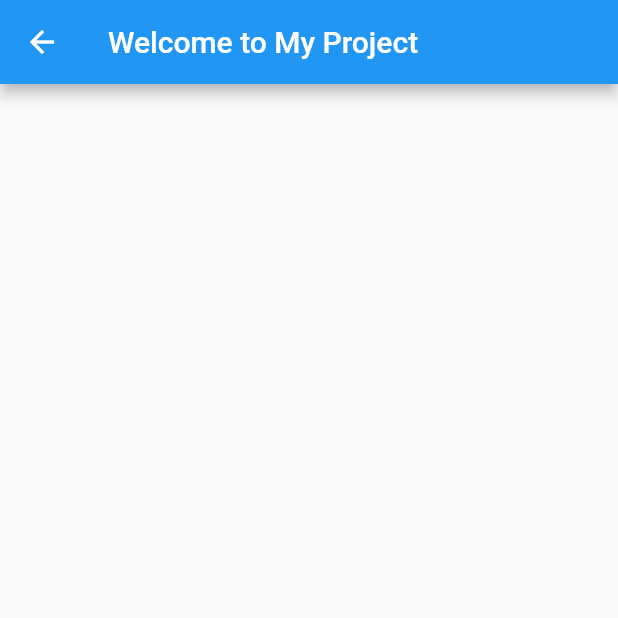
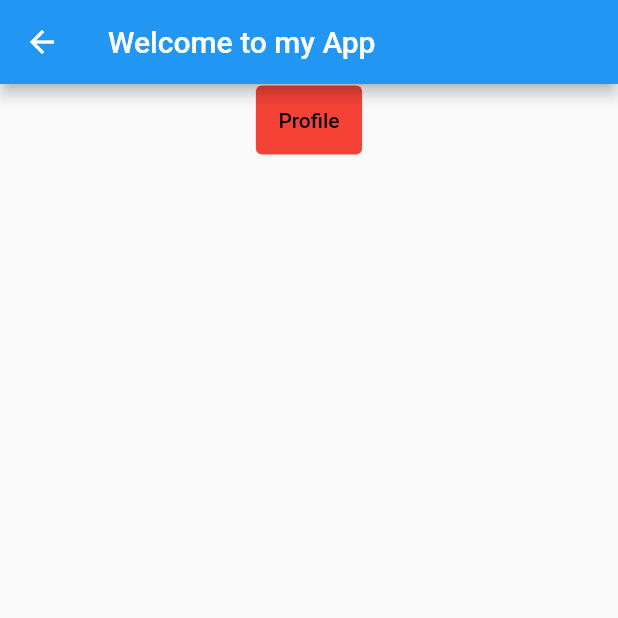
Before and after one commit to kaykybarbosa/I_AM_DEVELOPER, a Flutter app: the HomeScreen screen opened directly, on a phone screen of 412 x 824 dp, the top half of it. Run offline on Flutter 3.47's test engine with Material 2 defaults, Android fonts, the phone set to English and light mode, and no system bars.

```diff
--- a/lib/home_screen.dart
+++ b/lib/home_screen.dart
@@ -14,7 +14,27 @@ class _HomeScreenState extends State<HomeScreen>{
   Widget build(BuildContext context){
     return Scaffold(
       appBar: AppBar(
-        title: const Text('Welcome to My Project'),
+        title: const Text('Welcome to my App'),
+      ),
+      body: Column(
+          children: [
+            Row(
+              mainAxisAlignment: MainAxisAlignment.center,
+              children: [
+                TextButton(
+                  onPressed: (){},
+                  style: ButtonStyle(
+                    backgroundColor: MaterialStateColor.resolveWith(
+                      (states) => Colors.red,
+                    ),
+                    foregroundColor: MaterialStateColor.resolveWith((states) => Colors.black),
+                    padding: MaterialStateProperty.all(const EdgeInsets.symmetric(vertical: 15.0, horizontal: 15.0))
+                  ),
+                  child: const Text('Profile'),
+                ),
+              ],
+            )
+          ],
       ),
     );
   }
```
Also changed, not shown: lib/main.dart (+29 -22 lines).
